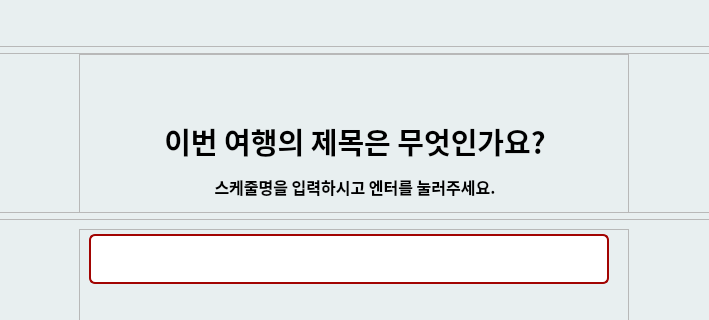
EON-DC/gwd_travel_planner, file code/ui/first_trip.ui: the form before one commit; both pictures show x 146 to 855 and y 110 to 430 of the 1000 by 700 pixel window.
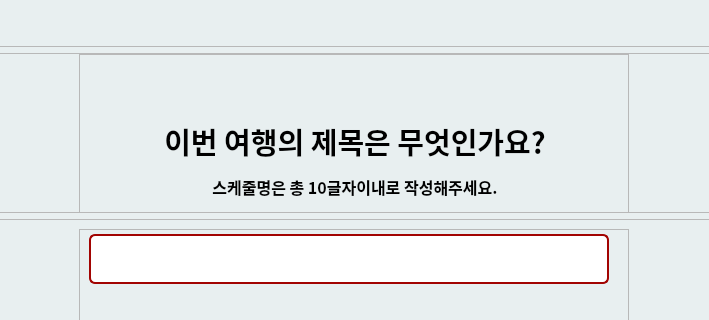
The form after the commit. Icons and pictures are not drawn.

Patch:
```diff
--- a/code/ui/first_trip.ui
+++ b/code/ui/first_trip.ui
@@ -202,7 +202,7 @@
                </font>
               </property>
               <property name="text">
-               <string>&lt;html&gt;&lt;head/&gt;&lt;body&gt;&lt;p align=&quot;center&quot;&gt;이번 여행의 제목은 무엇인가요?&lt;/p&gt;&lt;p align=&quot;center&quot;&gt;&lt;span style=&quot; font-size:12pt;&quot;&gt;스케줄명을 입력하시고 엔터를 눌러주세요.&lt;/span&gt;&lt;/p&gt;&lt;/body&gt;&lt;/html&gt;</string>
+               <string>&lt;html&gt;&lt;head/&gt;&lt;body&gt;&lt;p align=&quot;center&quot;&gt;이번 여행의 제목은 무엇인가요?&lt;/p&gt;&lt;p align=&quot;center&quot;&gt;&lt;span style=&quot; font-size:12pt;&quot;&gt;스케줄명은 총 10글자이내로 작성해주세요.&lt;/span&gt;&lt;/p&gt;&lt;/body&gt;&lt;/html&gt;</string>
               </property>
              </widget>
             </item>
```
